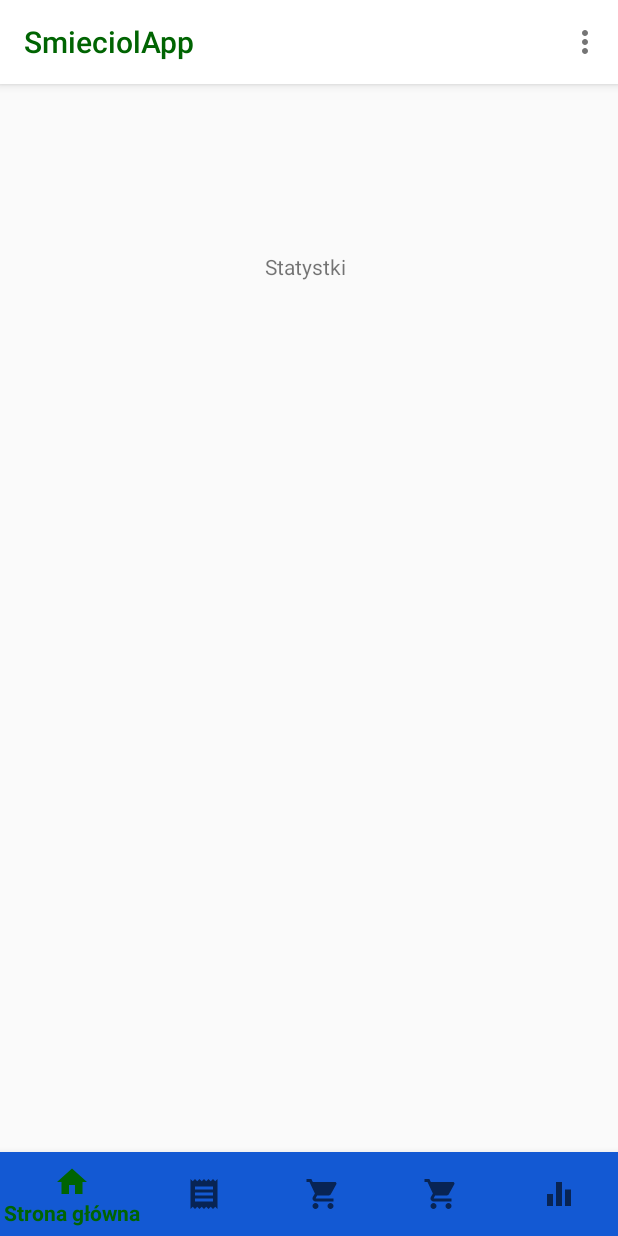
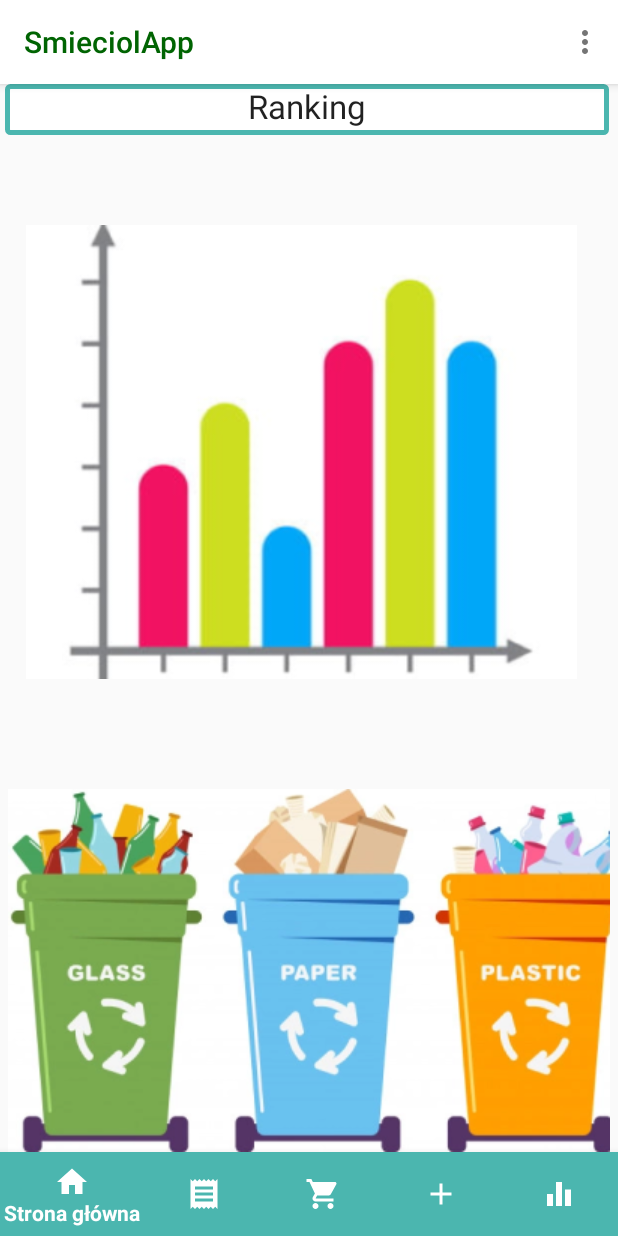
Before and after one commit to urbanpaulina/SmieciolAppMobile, an Android app: the fragment StatsPage placed in its activity, on a phone screen of 412 x 824 dp. Run offline under Robolectric (Android 15) with nearby library versions, the phone set to English and light mode, and no system bars; our stand-ins replace Firebase (no records; nobody signed in at launch, a user with empty details on screens opened directly).

Commit message:
menu + prowizoryczny ranking

```diff
--- a/app/src/main/java/com/smieciolapp/ViewModel/MenuMainPage.java
+++ b/app/src/main/java/com/smieciolapp/ViewModel/MenuMainPage.java
@@ -171,7 +171,6 @@ public class MenuMainPage extends AppCompatActivity  {
             }
             getSupportFragmentManager().beginTransaction().replace(R.id.Fragment_container, selectedFragment).commit();
             return true;
-//
         }
     };
 
--- /dev/null
+++ b/app/src/main/res/drawable/ic_add.xml
@@ -0,0 +1,5 @@
+<vector android:height="30dp" android:tint="#F5FFF8"
+    android:viewportHeight="24" android:viewportWidth="24"
+    android:width="30dp" xmlns:android="http://schemas.android.com/apk/res/android">
+    <path android:fillColor="@android:color/white" android:pathData="M19,13h-6v6h-2v-6H5v-2h6V5h2v6h6v2z"/>
+</vector>
--- a/app/src/main/res/layout/fragment_stats_page.xml
+++ b/app/src/main/res/layout/fragment_stats_page.xml
@@ -1,18 +1,61 @@
 <?xml version="1.0" encoding="utf-8"?>
-<androidx.constraintlayout.widget.ConstraintLayout
+<ScrollView
     xmlns:android="http://schemas.android.com/apk/res/android"
     xmlns:app="http://schemas.android.com/apk/res-auto"
     xmlns:tools="http://schemas.android.com/tools"
-    android:layout_width="match_parent"
-    android:layout_height="match_parent">
+    android:layout_width="fill_parent"
+    android:layout_height="fill_parent"
+    android:fillViewport="true">
 
-    <TextView
-        android:id="@+id/textView10"
-        android:layout_width="59dp"
-        android:layout_height="24dp"
-        android:layout_marginTop="112dp"
-        android:text="Statystki"
-        app:layout_constraintEnd_toEndOf="parent"
-        app:layout_constraintStart_toStartOf="parent"
-        app:layout_constraintTop_toTopOf="parent" />
-</androidx.constraintlayout.widget.ConstraintLayout>
+    <RelativeLayout
+
+        android:layout_width="match_parent"
+        android:layout_height="wrap_content">
+        <TextView
+            android:id="@+id/ranging"
+            android:layout_width="402.65dp"
+            android:layout_height="34dp"
+            android:layout_alignParentStart="true"
+            android:layout_marginStart="3dp"
+            android:background="@drawable/border_for_textview"
+            android:gravity="center_horizontal|top"
+            android:text="Ranking"
+            android:textAppearance="@style/TextAppearance.AppCompat.Large"
+            app:layout_constraintEnd_toEndOf="parent"
+            app:layout_constraintHorizontal_bias="0.625"
+            app:layout_constraintStart_toStartOf="parent"
+            app:layout_constraintTop_toTopOf="parent" />
+
+
+        <ImageView
+            android:id="@+id/imageKosze"
+            android:layout_width="match_parent"
+            android:layout_height="wrap_content"
+
+            android:layout_alignParentStart="true"
+
+            android:layout_alignParentEnd="true"
+            android:layout_alignParentBottom="true"
+            android:layout_marginStart="0dp"
+            android:layout_marginTop="23dp"
+            android:layout_marginEnd="0dp"
+
+            app:srcCompat="@drawable/kosze" />
+
+        <ImageView
+            android:id="@+id/imageWykres"
+            android:layout_width="362dp"
+            android:layout_height="269dp"
+            android:layout_above="@+id/imageKosze"
+            android:layout_below="@+id/ranging"
+            android:layout_alignParentStart="true"
+            android:layout_alignParentEnd="true"
+            android:layout_marginStart="15dp"
+            android:layout_marginTop="60dp"
+            android:layout_marginEnd="25dp"
+            android:layout_marginBottom="50dp"
+            app:srcCompat="@drawable/wykres" />
+
+
+    </RelativeLayout>
+</ScrollView>
--- a/app/src/main/res/layout/menu_main_page.xml
+++ b/app/src/main/res/layout/menu_main_page.xml
@@ -44,8 +44,10 @@
             android:layout_width="match_parent"
             android:layout_height="wrap_content"
             android:layout_alignParentBottom="true"
-            android:background="#1359D3"
-            app:menu="@menu/bottom_navigation" />
+            android:background="@color/smieciolGreen"
+            app:menu="@menu/bottom_navigation"
+            app:itemIconTint="@color/white"
+            app:itemTextColor="@color/white"/>
 
 
 
--- a/app/src/main/res/menu/bottom_navigation.xml
+++ b/app/src/main/res/menu/bottom_navigation.xml
@@ -22,7 +22,7 @@
     <item
         android:id="@+id/Add_Product"
         android:fontFamily="sans-serif-black"
-        android:icon="@drawable/ic_grocery_store"
+        android:icon="@drawable/ic_add"
         android:textColor="#FFFFFF"
         android:title="Moje zakupy" />
 
```
Also changed, not shown: app/src/main/res/drawable/kosze.png (added), app/src/main/res/drawable/wykres.png (added).
